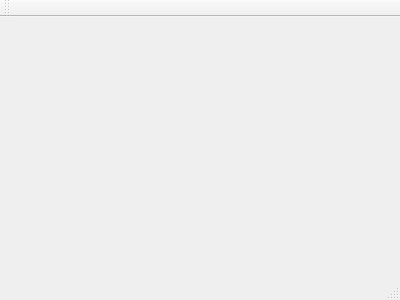
First picture: the form in mainwindow.ui, repository Jeffreyvde/BottleStopQT, before the edit.
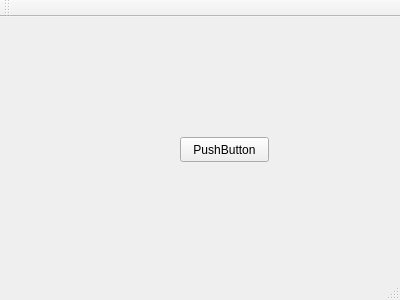
Second picture: the form after the edit.

Commit message: Merge stash and development branch

```diff
--- a/mainwindow.ui
+++ b/mainwindow.ui
@@ -13,7 +13,21 @@
   <property name="windowTitle">
    <string>MainWindow</string>
   </property>
-  <widget class="QWidget" name="centralWidget"/>
+  <widget class="QWidget" name="centralWidget">
+   <widget class="QPushButton" name="pushButton">
+    <property name="geometry">
+     <rect>
+      <x>180</x>
+      <y>120</y>
+      <width>89</width>
+      <height>25</height>
+     </rect>
+    </property>
+    <property name="text">
+     <string>PushButton</string>
+    </property>
+   </widget>
+  </widget>
   <widget class="QMenuBar" name="menuBar">
    <property name="geometry">
     <rect>
```
The commit also changes 1 other file.
